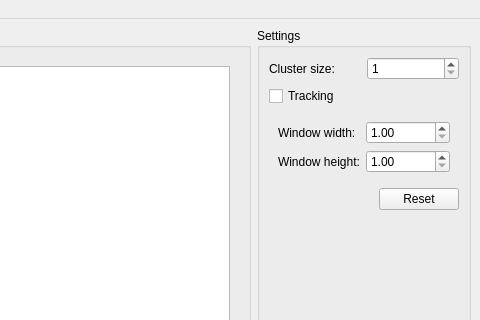
Above: lib/python/ui/MainWindowBase.ui from UMATracker/UMATracker-Tracker before the change; both pictures show x 580 to 1060 and y 0 to 320 of the 1060 by 574 pixel window. Below: the same form after it.
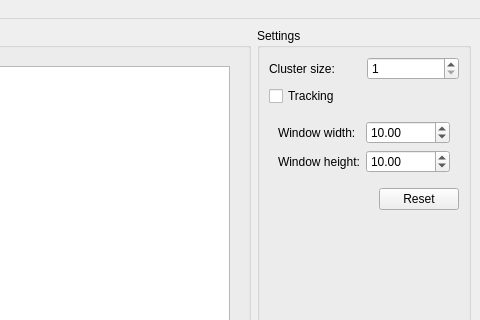
That is the form after the change. Custom widgets are drawn as their Qt base class.

What changed in the file:
```diff
--- a/lib/python/ui/MainWindowBase.ui
+++ b/lib/python/ui/MainWindowBase.ui
@@ -153,6 +153,9 @@
                <property name="maximum">
                 <double>1000000.000000000000000</double>
                </property>
+               <property name="value">
+                <double>10.000000000000000</double>
+               </property>
               </widget>
              </item>
              <item row="1" column="0">
@@ -170,6 +173,9 @@
                <property name="maximum">
                 <double>1000000.989999999990687</double>
                </property>
+               <property name="value">
+                <double>10.000000000000000</double>
+               </property>
               </widget>
              </item>
             </layout>
```
